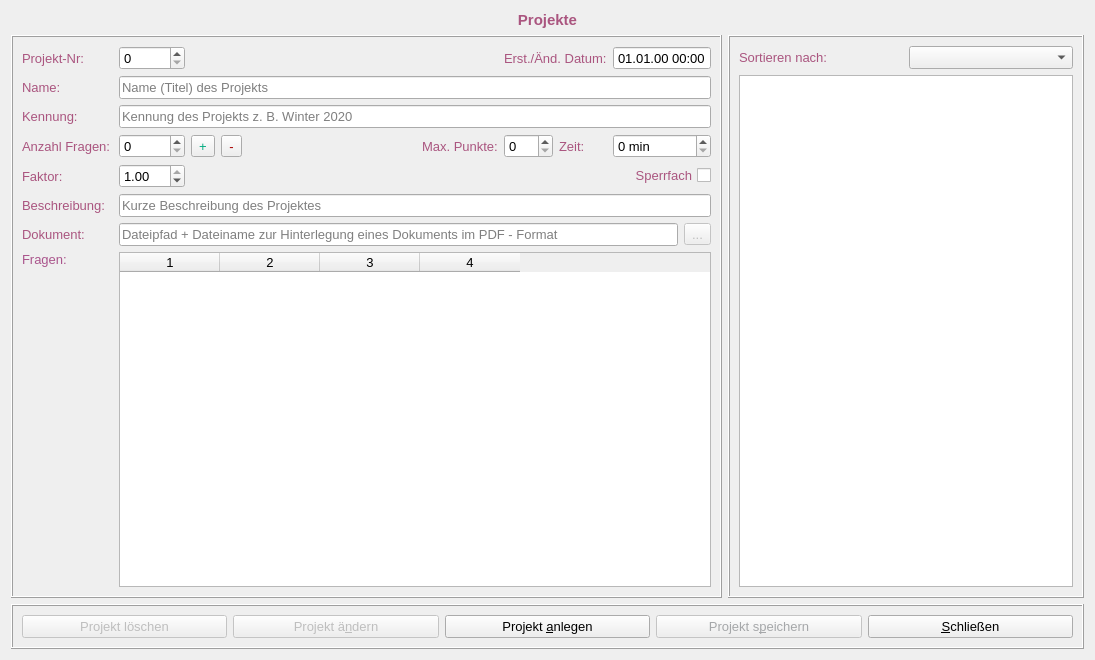
Before: the Qt Designer form formproject.ui in fasa1964/fshkkap, drawn with Qt 5.
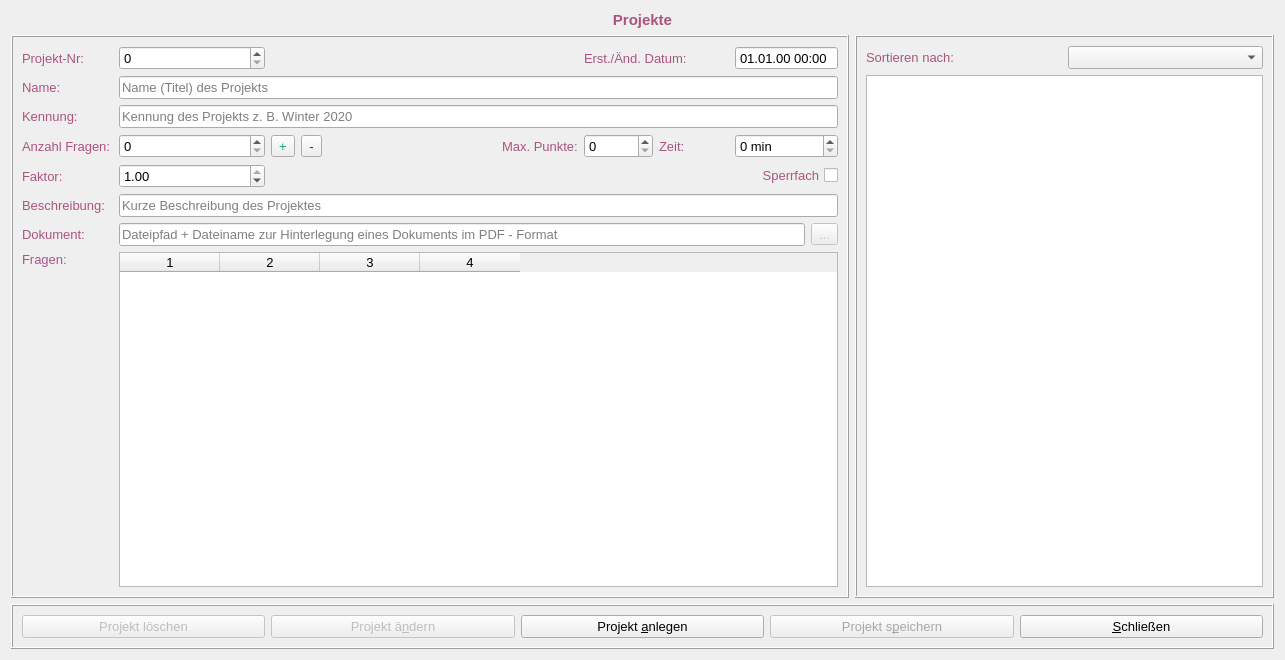
After: the same form once the commit is applied.

Commit message: Changed some tool tip.

Patch:
```diff
--- a/formproject.ui
+++ b/formproject.ui
@@ -6,7 +6,7 @@
    <rect>
     <x>0</x>
     <y>0</y>
-    <width>1095</width>
+    <width>1285</width>
     <height>660</height>
    </rect>
   </property>
```
Left out of the diff: 8 changed lines with no effect on the pictures.
